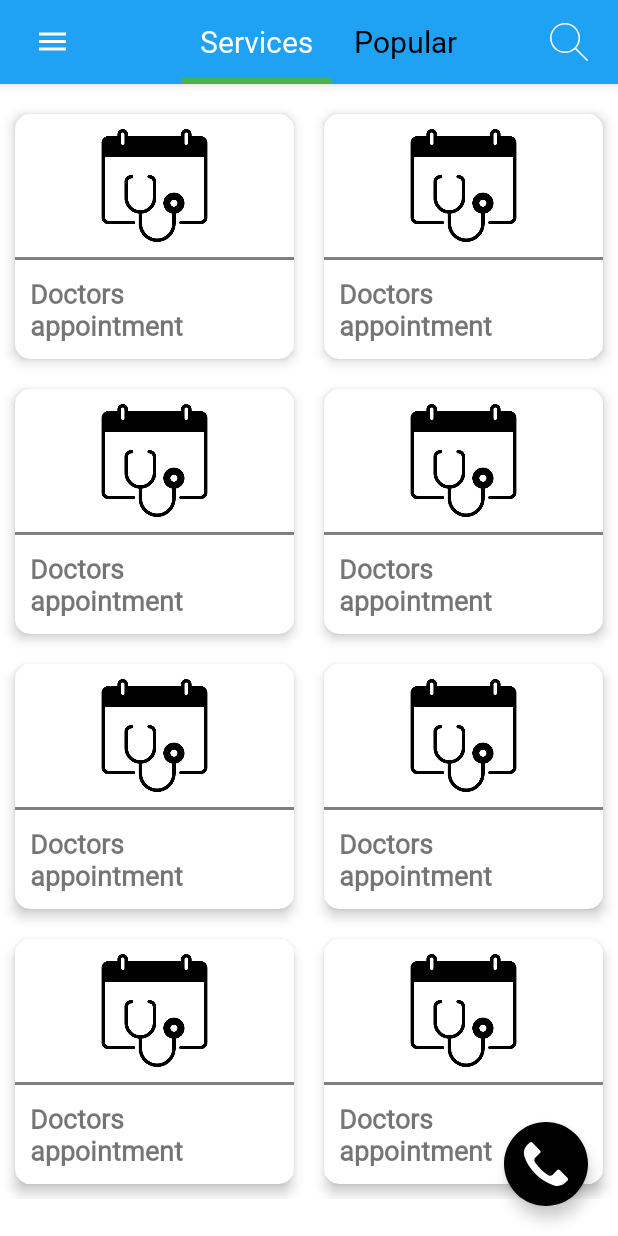
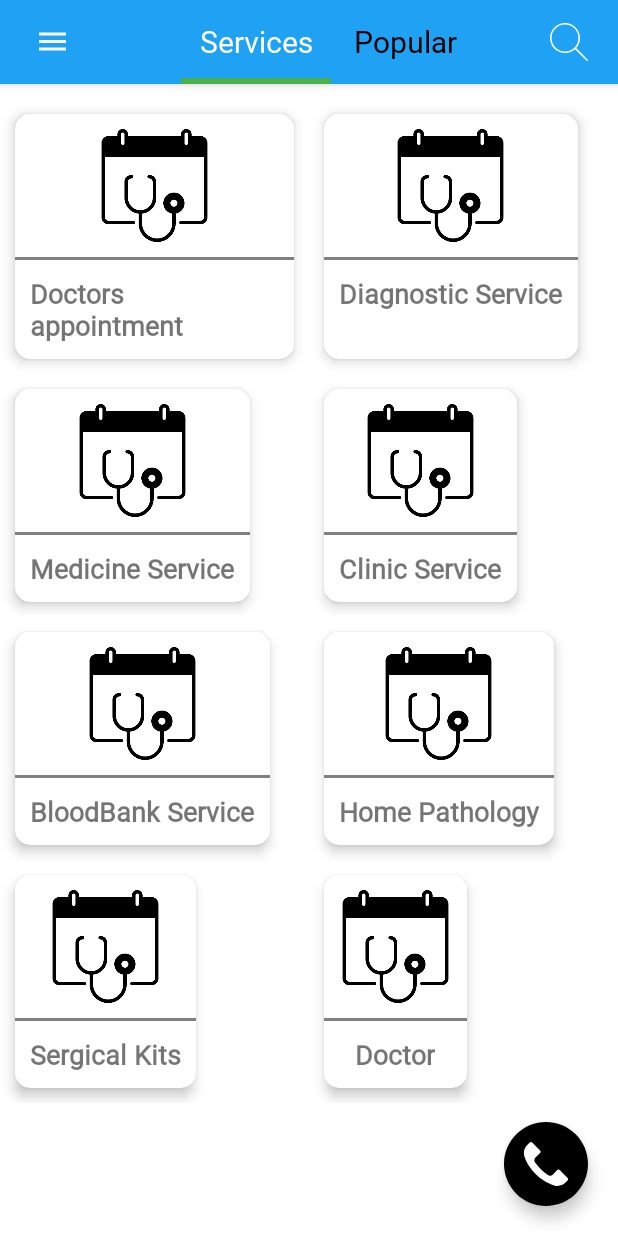
Before and after one commit to ZobaeirAlLikhon/Mediraj, an Android app: the screen it shows after launch (MainActivity), on a phone screen of 412 x 824 dp. Run offline under Robolectric (Android 15) with nearby library versions, the phone set to English and light mode, and no system bars; libraries missing offline, so code that uses them is left out: com.smarteist.autoimageslider; pictures from the network do not load; Roboto replaces fonts that are not available here.

Commit message:
Service fragment ar kicu change kora hoice

```diff
--- a/app/src/main/java/com/example/mediraj/fragment/Service_fragment.java
+++ b/app/src/main/java/com/example/mediraj/fragment/Service_fragment.java
@@ -43,13 +43,13 @@ public class Service_fragment extends Fragment {
         images = new ArrayList<>();
 
         titles.add("Doctors appointment");
-        titles.add("Doctors appointment");
-        titles.add("Doctors appointment");
-        titles.add("Doctors appointment");
-        titles.add("Doctors appointment");
-        titles.add("Doctors appointment");
-        titles.add("Doctors appointment");
-        titles.add("Doctors appointment");
+        titles.add("Diagnostic Service");
+        titles.add("Medicine Service");
+        titles.add("Clinic Service");
+        titles.add("BloodBank Service");
+        titles.add("Home Pathology");
+        titles.add("Sergical Kits");
+        titles.add("Doctor");
 
         images.add(R.drawable.ic__appoint);
         images.add(R.drawable.ic__appoint);
```
